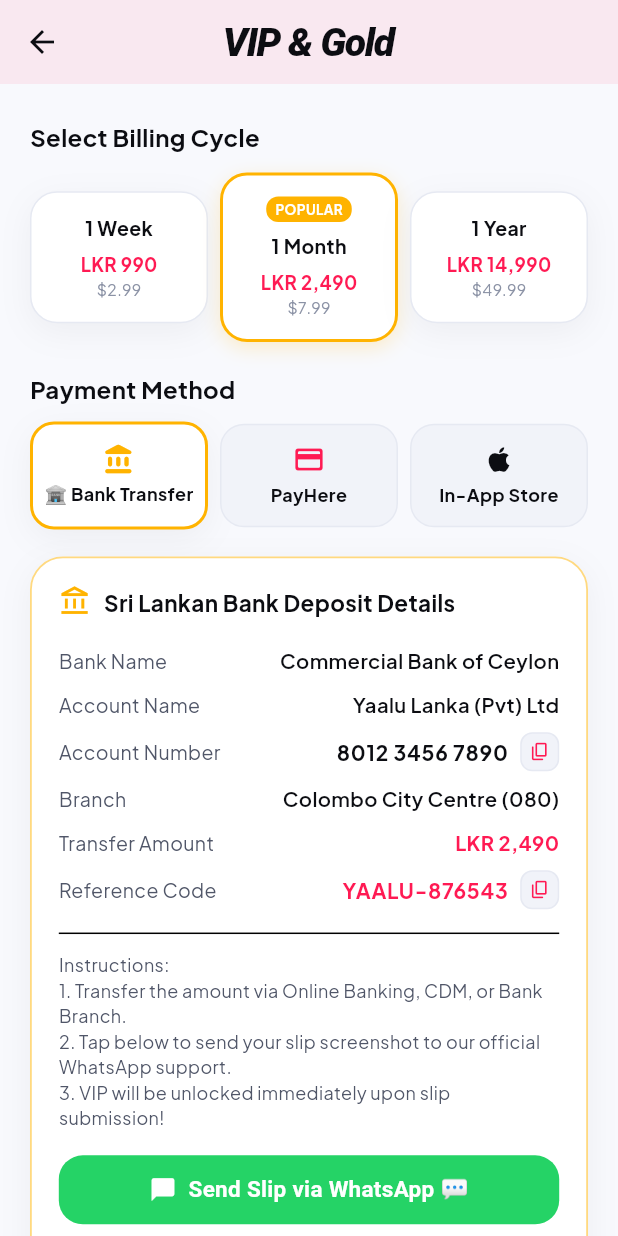
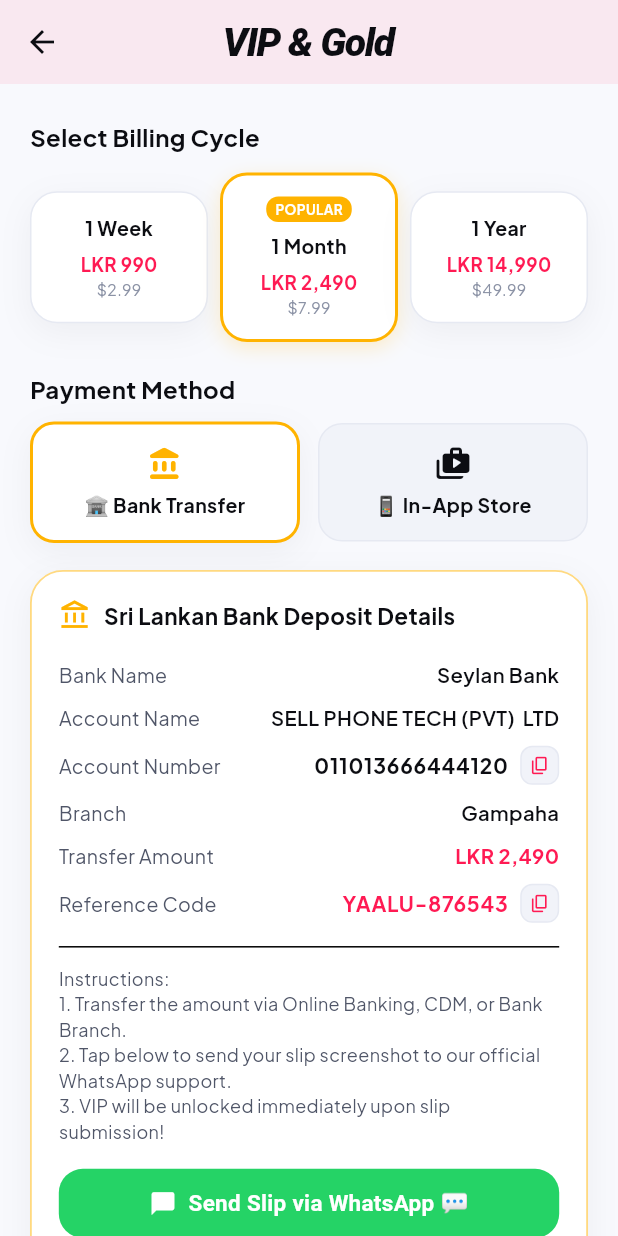
Before and after one commit to NowtyNinja/yaalu, a Flutter app: the VipPaywallScreen screen opened directly, scrolled down 576 dp, on a phone screen of 412 x 824 dp. Run offline on Flutter 3.47's test engine with Material 3 defaults, Android fonts, the phone set to English and light mode, and no system bars; our stand-ins replace flutter_secure_storage, google_fonts, socket_io_client; accounts and stored records are empty; network calls fail.

Commit message:
feat(vip): update Seylan bank transfer details and remove PayHere gateway

```diff
--- a/mobile/lib/screens/vip/vip_paywall_screen.dart
+++ b/mobile/lib/screens/vip/vip_paywall_screen.dart
@@ -85,7 +85,7 @@ class _VipPaywallScreenState extends State<VipPaywallScreen> {
     try {
       await ApiService.post(ApiEndpoints.bankTransfer, {
         'tier': _selectedTier,
-        'bankName': 'Commercial Bank of Ceylon',
+        'bankName': 'Seylan Bank',
         'referenceCode': refCode,
         'slipNote': 'User confirmed transfer via WhatsApp verification flow',
       });
@@ -325,7 +325,7 @@ class _VipPaywallScreenState extends State<VipPaywallScreen> {
                     child: GestureDetector(
                       onTap: () => setState(() => _paymentProvider = 'bank_transfer'),
                       child: Container(
-                        padding: const EdgeInsets.symmetric(vertical: 12, horizontal: 4),
+                        padding: const EdgeInsets.symmetric(vertical: 14, horizontal: 8),
                         decoration: BoxDecoration(
                           color: _paymentProvider == 'bank_transfer' ? Colors.white : AppColors.surface,
                           borderRadius: BorderRadius.circular(16),
@@ -337,57 +337,26 @@ class _VipPaywallScreenState extends State<VipPaywallScreen> {
                         ),
                         child: Column(
                           children: const [
-                            Icon(Icons.account_balance_rounded, color: AppColors.vipGold, size: 22),
-                            SizedBox(height: 4),
+                            Icon(Icons.account_balance_rounded, color: AppColors.vipGold, size: 24),
+                            SizedBox(height: 6),
                             Text(
                               '🏦 Bank Transfer',
                               textAlign: TextAlign.center,
-                              style: TextStyle(fontSize: 12, fontWeight: FontWeight.bold, color: AppColors.textPrimary),
+                              style: TextStyle(fontSize: 13, fontWeight: FontWeight.bold, color: AppColors.textPrimary),
                             ),
                           ],
                         ),
                       ),
                     ),
                   ),
-                  const SizedBox(width: 8),
-
-                  // PayHere Tab
-                  Expanded(
-                    child: GestureDetector(
-                      onTap: () => setState(() => _paymentProvider = 'payhere'),
-                      child: Container(
-                        padding: const EdgeInsets.symmetric(vertical: 12, horizontal: 4),
-                        decoration: BoxDecoration(
-                          color: _paymentProvider == 'payhere' ? Colors.white : AppColors.surface,
-                          borderRadius: BorderRadius.circular(16),
-                          border: Border.all(
-                            color: _paymentProvider == 'payhere' ? AppColors.coral : AppColors.borderLight,
-                            width: _paymentProvider == 'payhere' ? 2 : 1,
-                          ),
-                          boxShadow: _paymentProvider == 'payhere' ? AppColors.softShadow : null,
-                        ),
-                        child: Column(
-                          children: const [
-                            Icon(Icons.payment_rounded, color: AppColors.coral, size: 22),
-                            SizedBox(height: 4),
-                            Text(
-                              'PayHere',
-                              textAlign: TextAlign.center,
-                              style: TextStyle(fontSize: 12, fontWeight: FontWeight.bold, color: AppColors.textPrimary),
-                            ),
-                          ],
-                        ),
-                      ),
-                    ),
-                  ),
-                  const SizedBox(width: 8),
+                  const SizedBox(width: 12),
 
                   // App Store / Google Play
                   Expanded(
                     child: GestureDetector(
                       onTap: () => setState(() => _paymentProvider = 'iap'),
                       child: Container(
-                        padding: const EdgeInsets.symmetric(vertical: 12, horizontal: 4),
+                        padding: const EdgeInsets.symmetric(vertical: 14, horizontal: 8),
                         decoration: BoxDecoration(
                           color: _paymentProvider == 'iap' ? Colors.white : AppColors.surface,
                           borderRadius: BorderRadius.circular(16),
@@ -399,12 +368,12 @@ class _VipPaywallScreenState extends State<VipPaywallScreen> {
                         ),
                         child: Column(
                           children: const [
-                            Icon(Icons.apple_rounded, color: AppColors.textPrimary, size: 22),
-                            SizedBox(height: 4),
+                            Icon(Icons.shop_two_rounded, color: AppColors.textPrimary, size: 24),
+                            SizedBox(height: 6),
                             Text(
-                              'In-App Store',
+                              '📱 In-App Store',
                               textAlign: TextAlign.center,
-                              style: TextStyle(fontSize: 12, fontWeight: FontWeight.bold, color: AppColors.textPrimary),
+                              style: TextStyle(fontSize: 13, fontWeight: FontWeight.bold, color: AppColors.textPrimary),
                             ),
                           ],
                         ),
@@ -441,10 +410,10 @@ class _VipPaywallScreenState extends State<VipPaywallScreen> {
                       ),
                       const SizedBox(height: 14),
 
-                      _buildBankDetailRow('Bank Name', 'Commercial Bank of Ceylon'),
-                      _buildBankDetailRow('Account Name', 'Yaalu Lanka (Pvt) Ltd'),
-                      _buildBankDetailRowWithCopy('Account Number', '8012 3456 7890'),
-                      _buildBankDetailRow('Branch', 'Colombo City Centre (080)'),
+                      _buildBankDetailRow('Bank Name', 'Seylan Bank'),
+                      _buildBankDetailRow('Account Name', 'SELL PHONE TECH (PVT)  LTD'),
+                      _buildBankDetailRowWithCopy('Account Number', '011013666444120'),
+                      _buildBankDetailRow('Branch', 'Gampaha'),
                       _buildBankDetailRow('Transfer Amount', amount, isHighlight: true),
                       _buildBankDetailRowWithCopy('Reference Code', refCode, isHighlight: true),
 
--- a/mobile/pubspec.yaml
+++ b/mobile/pubspec.yaml
@@ -1,7 +1,7 @@
 name: yaalu
 description: "Yaalu - Casual Dating & Social Discovery App for Sri Lanka and Global Diaspora"
 publish_to: 'none'
-version: 1.0.9+10
+version: 1.0.10+11
 
 environment:
   sdk: '>=3.0.0 <4.0.0'
```
